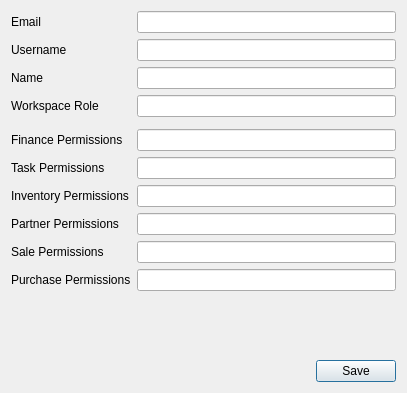
First picture: the form in dialog/userprofiledialog.ui, repository ytxerp/ytx-client, before the edit.
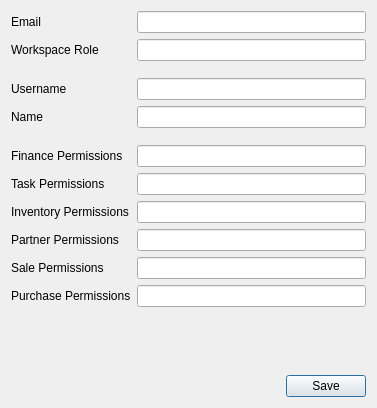
Second picture: the form after the edit.

The edit to the form file:
```diff
--- a/dialog/userprofiledialog.ui
+++ b/dialog/userprofiledialog.ui
@@ -6,19 +6,16 @@
    <rect>
     <x>0</x>
     <y>0</y>
-    <width>407</width>
-    <height>393</height>
+    <width>377</width>
+    <height>408</height>
    </rect>
   </property>
   <property name="windowTitle">
    <string>Profile</string>
   </property>
-  <layout class="QGridLayout" name="gridLayout">
-   <item row="0" column="0">
+  <layout class="QVBoxLayout" name="verticalLayout">
+   <item>
     <layout class="QFormLayout" name="formLayout">
-     <property name="labelAlignment">
-      <set>Qt::AlignmentFlag::AlignLeading|Qt::AlignmentFlag::AlignLeft|Qt::AlignmentFlag::AlignVCenter</set>
-     </property>
      <item row="0" column="0">
       <widget class="QLabel" name="labelEmail">
        <property name="text">
@@ -34,129 +31,158 @@
       </widget>
      </item>
      <item row="1" column="0">
+      <widget class="QLabel" name="label_2">
+       <property name="text">
+        <string>Workspace Role</string>
+       </property>
+      </widget>
+     </item>
+     <item row="1" column="1">
+      <widget class="QLineEdit" name="lineEditWorkspaceRole">
+       <property name="readOnly">
+        <bool>true</bool>
+       </property>
+      </widget>
+     </item>
+     <item row="3" column="0">
       <widget class="QLabel" name="labelUsername">
        <property name="text">
         <string>Username</string>
        </property>
       </widget>
      </item>
-     <item row="1" column="1">
+     <item row="3" column="1">
       <widget class="QLineEdit" name="lineEditUsername"/>
      </item>
-     <item row="2" column="0">
+     <item row="4" column="0">
       <widget class="QLabel" name="labelName">
        <property name="text">
         <string comment="Person">Name</string>
        </property>
       </widget>
      </item>
-     <item row="2" column="1">
+     <item row="4" column="1">
       <widget class="QLineEdit" name="lineEditName"/>
      </item>
-     <item row="3" column="0">
-      <widget class="QLabel" name="label_2">
-       <property name="text">
-        <string>Workspace Role</string>
-       </property>
-      </widget>
-     </item>
-     <item row="3" column="1">
-      <widget class="QLineEdit" name="lineEditWorkspaceRole">
-       <property name="readOnly">
-        <bool>true</bool>
-       </property>
-      </widget>
-     </item>
      <item row="5" column="0">
+      <spacer name="verticalSpacer_2">
+       <property name="orientation">
+        <enum>Qt::Orientation::Vertical</enum>
+       </property>
+       <property name="sizeType">
+        <enum>QSizePolicy::Policy::Fixed</enum>
+       </property>
+       <property name="sizeHint" stdset="0">
+        <size>
+         <width>20</width>
+         <height>5</height>
+        </size>
+       </property>
+      </spacer>
+     </item>
+     <item row="6" column="0">
       <widget class="QLabel" name="label">
        <property name="text">
         <string>Finance Permissions</string>
        </property>
       </widget>
      </item>
-     <item row="5" column="1">
+     <item row="6" column="1">
       <widget class="QLineEdit" name="lineEditFinancePermissions">
        <property name="readOnly">
         <bool>true</bool>
        </property>
       </widget>
      </item>
-     <item row="6" column="0">
+     <item row="7" column="0">
       <widget class="QLabel" name="label_3">
        <property name="text">
         <string>Task Permissions</string>
        </property>
       </widget>
      </item>
-     <item row="6" column="1">
+     <item row="7" column="1">
       <widget class="QLineEdit" name="lineEditTaskPermissions">
        <property name="readOnly">
         <bool>true</bool>
        </property>
       </widget>
      </item>
-     <item row="7" column="0">
+     <item row="8" column="0">
       <widget class="QLabel" name="label_4">
        <property name="text">
         <string>Inventory Permissions</string>
        </property>
       </widget>
      </item>
-     <item row="7" column="1">
+     <item row="8" column="1">
       <widget class="QLineEdit" name="lineEditInventoryPermissions">
        <property name="readOnly">
         <bool>true</bool>
        </property>
       </widget>
      </item>
-     <item row="8" column="0">
+     <item row="9" column="0">
       <widget class="QLabel" name="label_5">
        <property name="text">
         <string>Partner Permissions</string>
        </property>
       </widget>
      </item>
-     <item row="8" column="1">
+     <item row="9" column="1">
       <widget class="QLineEdit" name="lineEditPartnerPermissions">
        <property name="readOnly">
         <bool>true</bool>
        </property>
       </widget>
      </item>
-     <item row="9" column="0">
+     <item row="10" column="0">
       <widget class="QLabel" name="label_6">
        <property name="text">
         <string>Sale Permissions</string>
        </property>
       </widget>
      </item>
-     <item row="9" column="1">
+     <item row="10" column="1">
       <widget class="QLineEdit" name="lineEditSalePermissions">
        <property name="readOnly">
         <bool>true</bool>
        </property>
       </widget>
      </item>
-     <item row="10" column="0">
+     <item row="11" column="0">
       <widget class="QLabel" name="label_7">
        <property name="text">
         <string>Purchase Permissions</string>
        </property>
       </widget>
      </item>
-     <item row="10" column="1">
+     <item row="11" column="1">
       <widget class="QLineEdit" name="lineEditPurchasePermissions">
        <property name="readOnly">
         <bool>true</bool>
        </property>
       </widget>
      </item>
-     <item row="4" column="0">
-      <widget class="Line" name="line"/>
+     <item row="2" column="0">
+      <spacer name="verticalSpacer_3">
+       <property name="orientation">
+        <enum>Qt::Orientation::Vertical</enum>
+       </property>
+       <property name="sizeType">
+        <enum>QSizePolicy::Policy::Fixed</enum>
+       </property>
+       <property name="sizeHint" stdset="0">
+        <size>
+         <width>20</width>
+         <height>5</height>
+        </size>
+       </property>
+      </spacer>
      </item>
     </layout>
    </item>
-   <item row="1" column="0">
+   <item>
     <spacer name="verticalSpacer">
      <property name="orientation">
       <enum>Qt::Orientation::Vertical</enum>
@@ -169,7 +195,7 @@
      </property>
     </spacer>
    </item>
-   <item row="2" column="0">
+   <item>
     <layout class="QHBoxLayout" name="horizontalLayout">
      <item>
       <spacer name="horizontalSpacer">
```
